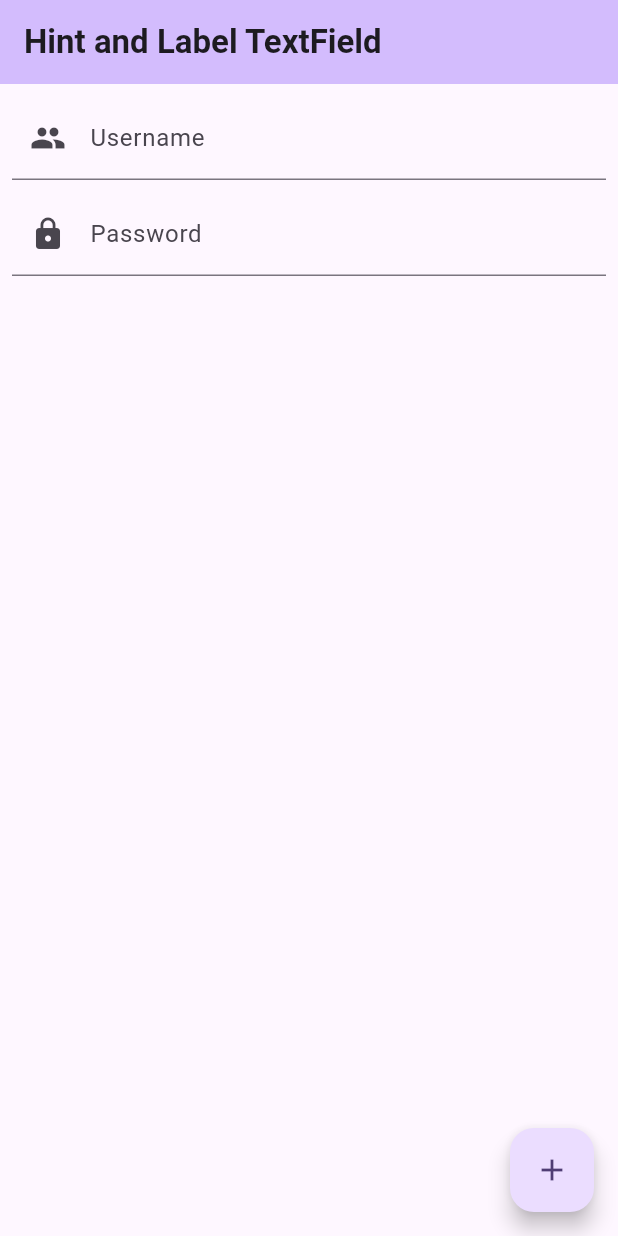
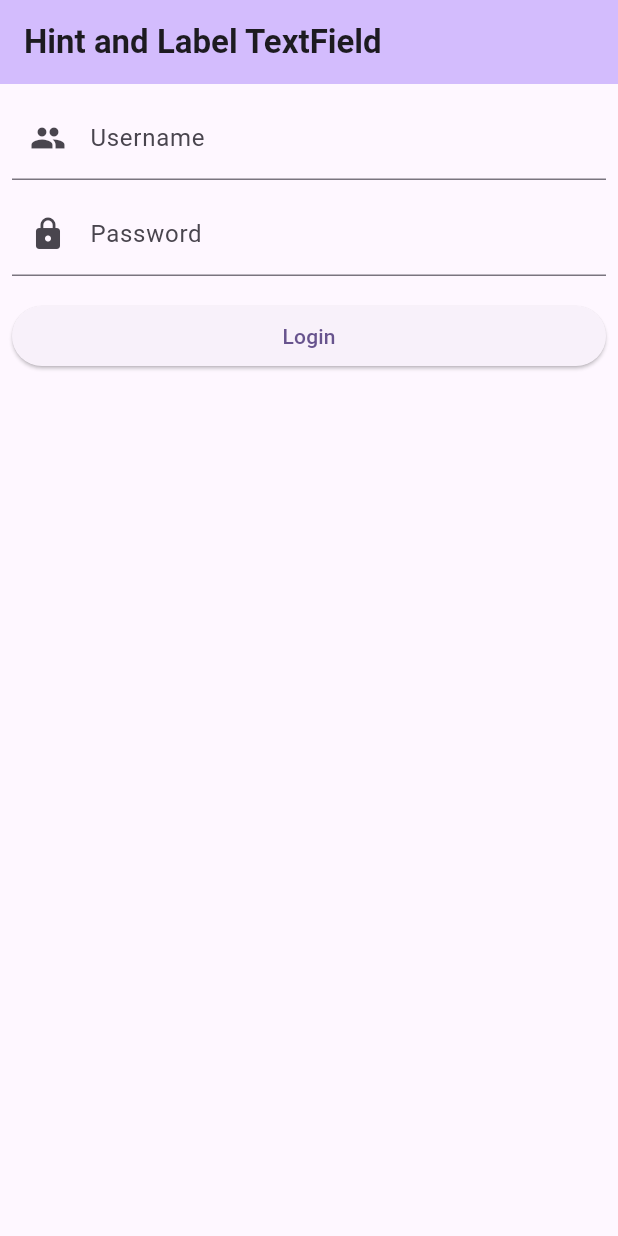
Before and after one commit to MrFebres/sr_flutter_test, a Flutter app: the screen it shows after launch, on a phone screen of 412 x 824 dp. Run offline on Flutter 3.47's test engine with Material 3 defaults, Android fonts, the phone set to English and light mode, and no system bars; our stand-ins replace bloc, equatable, flutter_bloc, formz, go_router.

```diff
--- a/lib/cubit/form_cubit.dart
+++ b/lib/cubit/form_cubit.dart
@@ -1,7 +1,34 @@
 import 'package:bloc/bloc.dart';
+import 'package:equatable/equatable.dart';
+import 'package:formz/formz.dart';
+
+import 'package:sr_flutter_project/utils/email_validator.dart';
+import 'package:sr_flutter_project/utils/password_validator.dart';
 
 part 'form_state.dart';
 
 class FormCubit extends Cubit<FormState> {
-  FormCubit() : super(FormInitial());
+  FormCubit() : super(const FormState());
+
+  void onMailChange(String value) {
+    final email = Email.dirty(value);
+
+    emit(
+      state.copyWith(
+        email: email,
+        isValidForm: Formz.validate([email, state.password]),
+      ),
+    );
+  }
+
+  void onPasswordChange(String value) {
+    final password = Password.dirty(value);
+
+    emit(
+      state.copyWith(
+        isValidForm: Formz.validate([password, state.email]),
+        password: password,
+      ),
+    );
+  }
 }
--- a/lib/cubit/form_state.dart
+++ b/lib/cubit/form_state.dart
@@ -1,5 +1,36 @@
 part of 'form_cubit.dart';
 
-class FormState {}
+class FormState extends Equatable {
+  const FormState({
+    this.email = const Email.pure(),
+    this.isLoading = false,
+    this.isValidForm = false,
+    this.password = const Password.pure(),
+  });
 
-class FormInitial extends FormState {}
+  final Email email;
+  final Password password;
+  final bool isLoading;
+  final bool isValidForm;
+
+  FormState copyWith({
+    Email? email,
+    Password? password,
+    bool? isLoading,
+    bool? isValidForm,
+  }) =>
+      FormState(
+        email: email ?? this.email,
+        isLoading: isLoading ?? this.isLoading,
+        isValidForm: isValidForm ?? this.isValidForm,
+        password: password ?? this.password,
+      );
+
+  @override
+  List<Object?> get props => [
+        email,
+        isLoading,
+        isValidForm,
+        password,
+      ];
+}
--- a/lib/routes/index.dart
+++ b/lib/routes/index.dart
@@ -1,7 +1,6 @@
 import 'package:flutter/material.dart';
 import 'package:flutter_bloc/flutter_bloc.dart';
 import 'package:go_router/go_router.dart';
-
 import 'package:sr_flutter_project/cubit/form_cubit.dart';
 import 'package:sr_flutter_project/screens/home.dart';
 
@@ -14,6 +13,7 @@ final GoRouter router = GoRouter(
           create: (BuildContext context) {
             return FormCubit();
           },
+          lazy: false,
           child: const HomeScreen(),
         );
       },
--- a/lib/screens/home.dart
+++ b/lib/screens/home.dart
@@ -1,10 +1,14 @@
 import 'package:flutter/material.dart';
+import 'package:flutter_bloc/flutter_bloc.dart';
+import 'package:sr_flutter_project/cubit/form_cubit.dart' as cubit;
 
 class HomeScreen extends StatelessWidget {
   const HomeScreen({super.key});
 
   @override
   Widget build(BuildContext context) {
+    final formCubit = context.read<cubit.FormCubit>();
+
     return Scaffold(
       appBar: AppBar(
         backgroundColor: Theme.of(context).colorScheme.inversePrimary,
@@ -20,30 +24,53 @@ class HomeScreen extends StatelessWidget {
           padding: const EdgeInsets.all(8.0),
           child: Column(
             children: [
-              const TextField(
+              BlocBuilder<cubit.FormCubit, cubit.FormState>(
+                builder: (BuildContext context, cubit.FormState state) {
+                  return TextField(
                     decoration: InputDecoration(
+                      errorText: !state.email.isPure && !state.email.isValid
+                          ? 'Please enter a valid mail.'
+                          : null,
                       hintText: 'Enter your email',
-                  label: Text('Username'),
-                  prefixIcon: Icon(Icons.people),
+                      label: const Text('Username'),
+                      prefixIcon: const Icon(Icons.people),
                     ),
+                    keyboardType: TextInputType.emailAddress,
+                    onChanged: formCubit.onMailChange,
+                    textInputAction: TextInputAction.next,
+                  );
+                },
               ),
-              SizedBox(height: 8.0),
-              const TextField(
+              const SizedBox(height: 8.0),
+              BlocBuilder<cubit.FormCubit, cubit.FormState>(
+                builder: (BuildContext context, cubit.FormState state) {
+                  return TextField(
                     decoration: InputDecoration(
+                      errorText:
+                          !state.password.isPure && !state.password.isValid
+                              ? "Please don't leave this field empty."
+                              : null,
                       hintText: 'Password',
-                  label: Text('Password'),
-                  prefixIcon: Icon(Icons.lock),
+                      label: const Text('Password'),
+                      prefixIcon: const Icon(Icons.lock),
                     ),
+                    keyboardType: TextInputType.streetAddress,
+                    onChanged: formCubit.onPasswordChange,
+                  );
+                },
               ),
+              const SizedBox(height: 16.0),
+              SizedBox(
+                width: double.infinity,
+                child: ElevatedButton(
+                  onPressed: () {},
+                  child: const Text('Login'),
+                ),
+              )
             ],
           ),
         ),
       ),
-      floatingActionButton: FloatingActionButton(
-        onPressed: () {},
-        tooltip: 'Increment',
-        child: const Icon(Icons.add),
-      ),
     );
   }
 }
--- a/lib/utils/password_validator.dart
+++ b/lib/utils/password_validator.dart
@@ -2,10 +2,10 @@ import 'package:formz/formz.dart';
 
 enum PasswordValidationError { invalid }
 
-class LoginPassword extends FormzInput<String, PasswordValidationError> {
-  const LoginPassword.pure() : super.pure('');
+class Password extends FormzInput<String, PasswordValidationError> {
+  const Password.pure() : super.pure('');
 
-  const LoginPassword.dirty([super.value = '']) : super.dirty();
+  const Password.dirty([super.value = '']) : super.dirty();
 
   @override
   PasswordValidationError? validator(String? value) {
--- a/pubspec.yaml
+++ b/pubspec.yaml
@@ -41,6 +41,7 @@ dependencies:
   go_router: ^14.2.0
   intl: ^0.19.0
   sqflite: ^2.3.3+1
+  equatable: ^2.0.5
 
 dev_dependencies:
   flutter_test:
```
Lines whose indentation alone changed are shown as unchanged.
